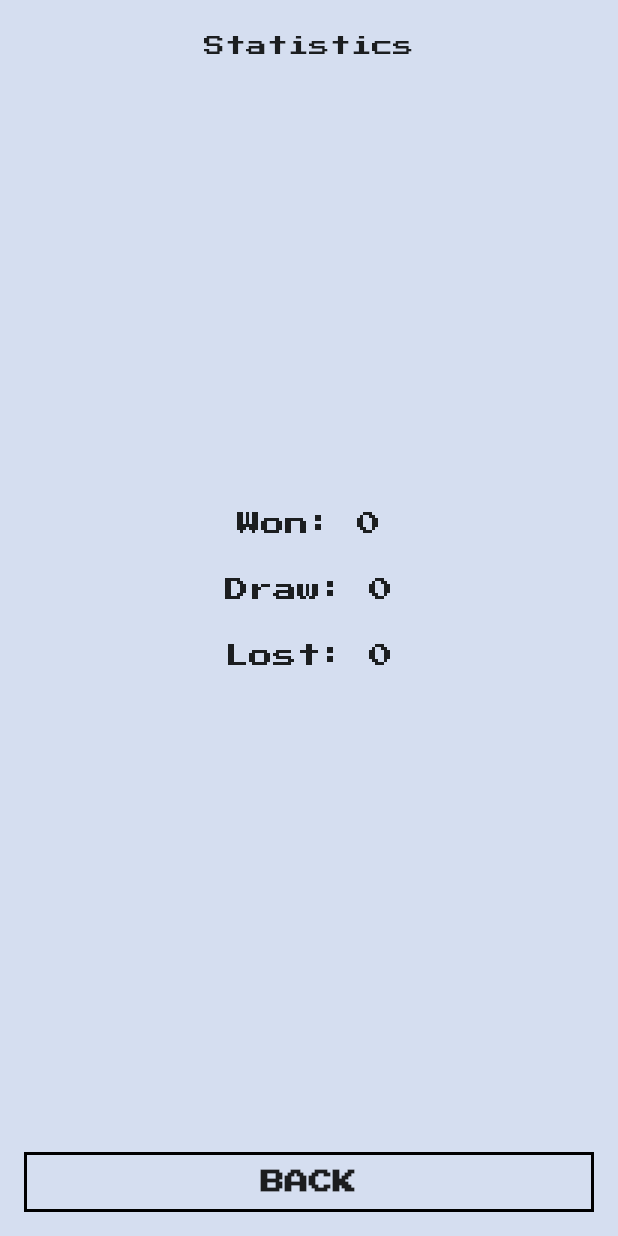
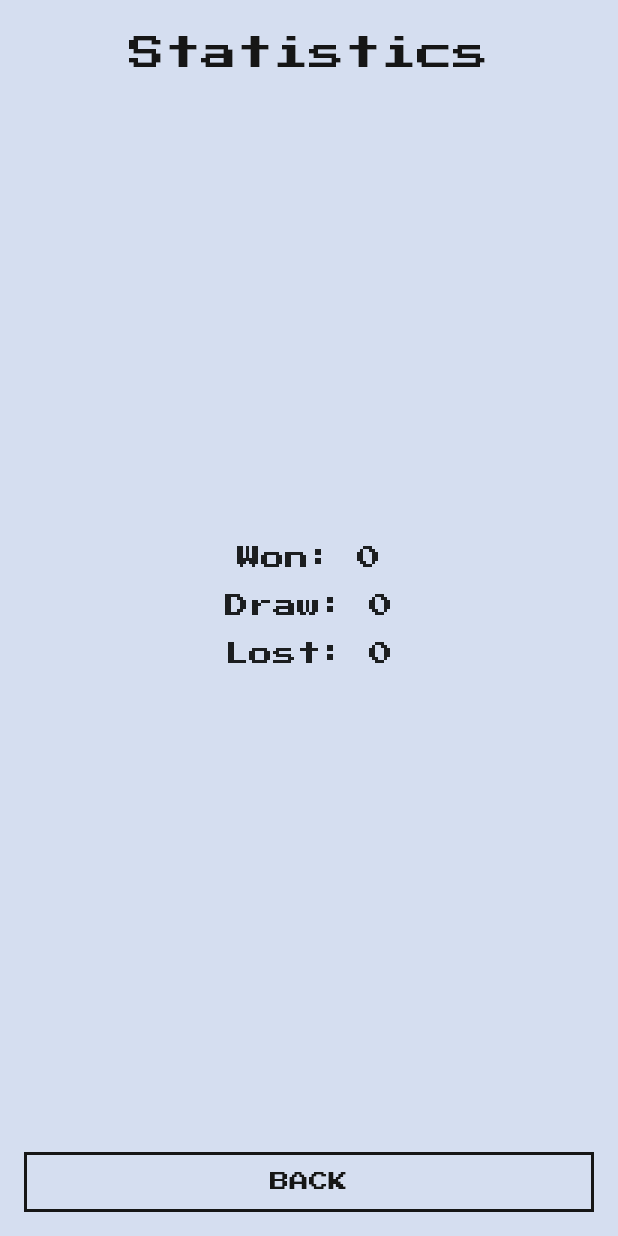
Before and after one commit to SeducerSasha/flutter_fight_club, a Flutter app: the screen it shows after launch, after a tap on "STATISTICS", on a phone screen of 412 x 824 dp. Run offline on Flutter 3.47's test engine with Material 2 defaults, Android fonts, the phone set to English and light mode, and no system bars; our stand-ins replace google_fonts, shared_preferences.

Commit message:
Поправки после просмотра решения

```diff
--- a/lib/pages/main_page.dart
+++ b/lib/pages/main_page.dart
@@ -45,6 +45,7 @@ class _MainPageContent extends StatelessWidget {
                     return const SizedBox();
                   }
                   return Column(
+                    mainAxisSize: MainAxisSize.min,
                     children: [
                       const Text(
                         'Last fight result',
@@ -66,7 +67,6 @@ class _MainPageContent extends StatelessWidget {
                 Navigator.of(context).push(MaterialPageRoute(
                     builder: (context) => const StatisticPage()));
               },
-              color: Colors.transparent,
               text: 'Statistics',
             ),
             const SizedBox(
--- a/lib/pages/statistics_page.dart
+++ b/lib/pages/statistics_page.dart
@@ -15,79 +15,55 @@ class StatisticPage extends StatelessWidget {
         children: [
           Container(
             padding: const EdgeInsets.symmetric(vertical: 24),
-            child: const Text('Statistics'),
+            child: const Text(
+              'Statistics',
+              style: TextStyle(
+                  fontSize: 24,
+                  fontWeight: FontWeight.w400,
+                  color: FightClubColors.darkGreyText),
+            ),
           ),
-          Expanded(
-            child: Center(
-              child: SizedBox(
-                height: 132,
-                child: Column(
+          const Expanded(child: SizedBox.shrink()),
+          FutureBuilder<SharedPreferences>(
+              future: SharedPreferences.getInstance(),
+              builder: (context, snapshot) {
+                if (!snapshot.hasData || snapshot.data == null) {
+                  return const SizedBox();
+                }
+                final SharedPreferences sharedPrefs = snapshot.data!;
+                return Column(
                   children: [
-                    Expanded(
-                      child: FutureBuilder<int?>(
-                          future: SharedPreferences.getInstance().then(
-                              (sharedPrefs) => sharedPrefs.getInt('stats_won')),
-                          builder: (context, snapshot) {
-                            if (!snapshot.hasData || snapshot.data == null) {
-                              return const Text(
-                                'Won: 0',
-                                style: TextStyle(fontSize: 16),
-                              );
-                            }
-                            return Text(
-                              'Won: ${snapshot.data}',
-                              style: TextStyle(fontSize: 16),
-                            );
-                          }),
+                    Text(
+                      'Won: ${sharedPrefs.getInt('stats_won') ?? 0}',
+                      style: const TextStyle(fontSize: 16),
                     ),
-                    Expanded(
-                      child: FutureBuilder<int?>(
-                          future: SharedPreferences.getInstance().then(
-                              (sharedPrefs) =>
-                                  sharedPrefs.getInt('stats_draw')),
-                          builder: (context, snapshot) {
-                            if (!snapshot.hasData || snapshot.data == null) {
-                              return const Text(
-                                'Draw: 0',
-                                style: TextStyle(fontSize: 16),
-                              );
-                            }
-                            return Text(
-                              'Draw: ${snapshot.data}',
-                              style: TextStyle(fontSize: 16),
-                            );
-                          }),
+                    const SizedBox(
+                      height: 16,
                     ),
-                    Expanded(
-                      child: FutureBuilder<int?>(
-                          future: SharedPreferences.getInstance().then(
-                              (sharedPrefs) =>
-                                  sharedPrefs.getInt('stats_lost')),
-                          builder: (context, snapshot) {
-                            if (!snapshot.hasData || snapshot.data == null) {
-                              return const Text(
-                                'Lost: 0',
-                                style: TextStyle(fontSize: 16),
-                              );
-                            }
-                            return Text(
-                              'Lost: ${snapshot.data}',
-                              style: TextStyle(fontSize: 16),
-                            );
-                          }),
+                    Text(
+                      'Draw: ${sharedPrefs.getInt('stats_draw') ?? 0}',
+                      style: const TextStyle(fontSize: 16),
+                    ),
+                    const SizedBox(
+                      height: 16,
+                    ),
+                    Text(
+                      'Lost: ${sharedPrefs.getInt('stats_lost') ?? 0}',
+                      style: const TextStyle(fontSize: 16),
+                    ),
+                    const SizedBox(
+                      height: 16,
                     ),
                   ],
-                ),
-              ),
-            ),
-          ),
+                );
+              }),
+          const Expanded(child: SizedBox.shrink()),
           Padding(
             padding: const EdgeInsets.symmetric(vertical: 16),
             child: SecondaryActionButton(
                 onTap: () {
                   Navigator.of(context).pop();
                 },
-                color: Colors.transparent,
                 text: 'Back'),
           ),
         ],
--- a/lib/resources/fight_club_colors.dart
+++ b/lib/resources/fight_club_colors.dart
@@ -10,4 +10,6 @@ class FightClubColors {
   static const darkGreyText = Color(0xFF161616);
   static const whiteText = Color.fromRGBO(255, 255, 255, 0.87);
   static const resultBackground = Color.fromRGBO(197, 209, 234, 1);
+  static const green = Color(0xFF038800);
+  static const red = Color(0xFFEA2C2C);
 }
--- a/lib/widgets/secondary_action_button.dart
+++ b/lib/widgets/secondary_action_button.dart
@@ -3,13 +3,11 @@ import 'package:flutter_fight_club/resources/fight_club_colors.dart';
 
 class SecondaryActionButton extends StatelessWidget {
   final VoidCallback onTap;
-  final Color color;
   final String text;
 
   const SecondaryActionButton({
     super.key,
     required this.onTap,
-    required this.color,
     required this.text,
   });
 
@@ -18,16 +16,17 @@ class SecondaryActionButton extends StatelessWidget {
     return GestureDetector(
       onTap: onTap,
       child: Container(
-        decoration: BoxDecoration(border: Border.all(width: 2), color: color),
+        decoration: BoxDecoration(
+            border: Border.all(width: 2, color: FightClubColors.darkGreyText)),
         height: 40,
         alignment: Alignment.center,
         margin: const EdgeInsets.symmetric(horizontal: 16),
         child: Text(
           text.toUpperCase(),
           style: const TextStyle(
-              fontWeight: FontWeight.w900,
-              fontSize: 16,
-              color: FightClubColors.blackButton),
+              fontWeight: FontWeight.w400,
+              fontSize: 13,
+              color: FightClubColors.darkGreyText),
         ),
       ),
     );
```
Also changed, not shown: lib/fight_result.dart (+8 -4 lines), lib/pages/fight_page.dart (+6 -42 lines), lib/widgets/fight_result_widget.dart (+24 -39 lines).
